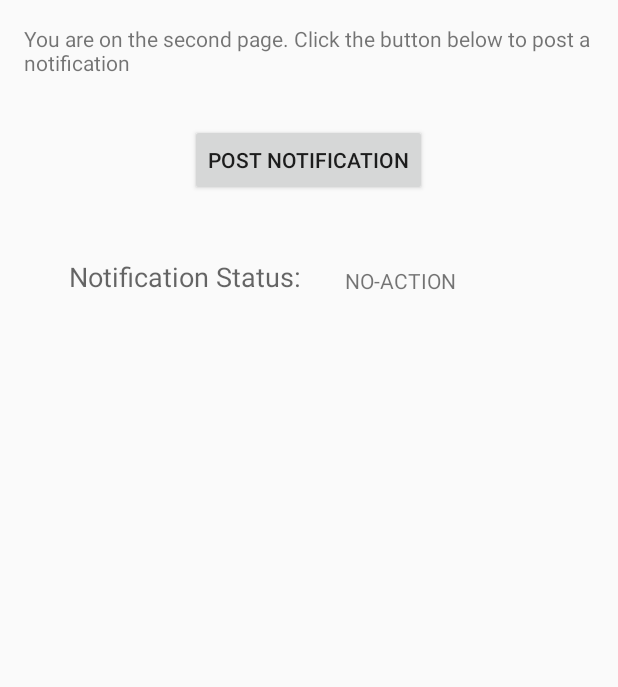
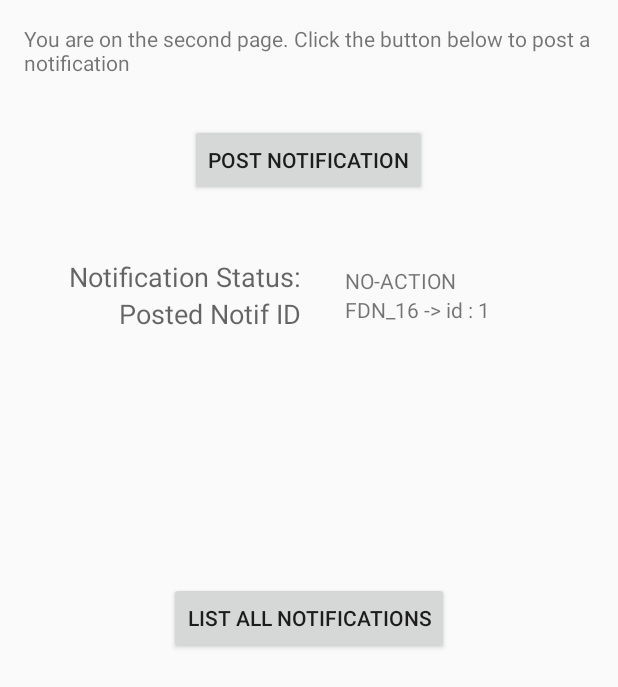
Before and after one commit to suryakiranl/IntentServiceApp, an Android app: the SecondPageActivity screen opened directly, with no data from a screen before it, after a tap on "POST NOTIFICATION", on a phone screen of 412 x 824 dp. Shown: the top 687 px of the screen. Run offline under Robolectric (Android 15) with nearby library versions, the phone set to English and light mode, and no system bars; 1 statement that could not run was skipped.

Commit message:
Updating second page activity to interact with database

```diff
--- a/app/src/main/java/com/surya/intentserviceapp/activity/SecondPageActivity.java
+++ b/app/src/main/java/com/surya/intentserviceapp/activity/SecondPageActivity.java
@@ -11,6 +11,11 @@ import android.view.View;
 import android.widget.TextView;
 
 import com.surya.intentserviceapp.R;
+import com.surya.intentserviceapp.db.dao.DAOFactory;
+import com.surya.intentserviceapp.db.dao.IFdnDAO;
+import com.surya.intentserviceapp.dto.FdnDTO;
+
+import java.util.Random;
 
 
 public class SecondPageActivity extends Activity {
@@ -51,19 +56,39 @@ public class SecondPageActivity extends Activity {
     public void onPostNotificationClick(View view) {
         Log.i(TAG, "Inside onPostNotificationClick method");
 
+        Random r = new Random();
+        FdnDTO fdn = new FdnDTO();
+        int notificationNumber = r.nextInt(20);
+        fdn.setFdnId("FDN_" + notificationNumber);
+        fdn.setContentTitle("Title " + notificationNumber);
+        fdn.setContentText("Text for " + notificationNumber);
+
+        fdn = saveFdn(fdn);
+        postNotificationToTray(fdn);
+
+        TextView tv = (TextView) findViewById(R.id.notifId);
+        tv.setText(fdn.getFdnId() + " -> id : " + fdn.getId());
+
+        Log.i(TAG, "Exiting onPostNotificationClick method");
+    }
+
+    private void postNotificationToTray(FdnDTO fdn) {
+        Log.i(TAG, "Inside postNotificationToTray method");
+
         NotificationCompat.Builder builder = new NotificationCompat.Builder(this)
                 .setSmallIcon(R.drawable.notification_template_icon_bg)
-                .setContentTitle("Blah Blah Title")
-                .setContentText("Blah Blah Blah - This is my text");
+                .setContentTitle(fdn.getContentTitle())
+                .setContentText(fdn.getContentText())
+                .setPriority(fdn.getAndroidPriority());
 
         Intent onClickIntent = new Intent(this, SecondPageActivity.class);
         onClickIntent.setAction(ACTION_CLICK);
-        onClickIntent.putExtra(ACTION_CLICK, "Surya");
+        onClickIntent.putExtra(ACTION_CLICK, fdn.getContentTitle() + " clicked");
         PendingIntent onClickPendingIntent = PendingIntent.getActivity(getApplicationContext(), 12345, onClickIntent, PendingIntent.FLAG_UPDATE_CURRENT);
 
         Intent onClearIntent = new Intent(this, SecondPageActivity.class);
         onClearIntent.setAction(ACTION_DISMISS);
-        onClearIntent.putExtra(ACTION_DISMISS, "Kiran");
+        onClearIntent.putExtra(ACTION_DISMISS, fdn.getContentTitle() + " dismissed");
         PendingIntent onClearPendingIntent = PendingIntent.getActivity(getApplicationContext(), 54321, onClearIntent, PendingIntent.FLAG_UPDATE_CURRENT);
 
         builder.setContentIntent(onClickPendingIntent);
@@ -73,6 +98,24 @@ public class SecondPageActivity extends Activity {
         NotificationManager notifMgr = (NotificationManager) getSystemService(NOTIFICATION_SERVICE);
         notifMgr.notify(notificationId, builder.build());
 
-        Log.i(TAG, "Exiting onPostNotificationClick method");
+        Log.i(TAG, "Exiting postNotificationToTray method");
+    }
+
+    private FdnDTO saveFdn(FdnDTO fdn) {
+        Log.i(TAG, "Inside saveFdn method");
+
+        IFdnDAO fdnDao = DAOFactory.getInstance().getFdnDAO(getApplicationContext());
+        fdn = fdnDao.save(fdn);
+
+        Log.i(TAG, "Exiting saveFdn method");
+        return fdn;
+    }
+
+    public void onListAllNotificationsClick(View view) {
+        Log.i(TAG, "Inside onListAllNotificationsClick method");
+
+
+
+        Log.i(TAG, "Exiting onListAllNotificationsClick method");
     }
 }
--- a/app/src/main/res/layout/activity_second_page.xml
+++ b/app/src/main/res/layout/activity_second_page.xml
@@ -42,4 +42,34 @@
         android:layout_alignBottom="@+id/textView2"
         android:layout_toEndOf="@+id/textView2" />
 
+    <Button
+        style="?android:attr/buttonStyleSmall"
+        android:layout_width="wrap_content"
+        android:layout_height="wrap_content"
+        android:text="List All Notifications"
+        android:id="@+id/showNotificationsBtn"
+        android:layout_centerVertical="true"
+        android:layout_centerHorizontal="true"
+        android:onClick="onListAllNotificationsClick" />
+
+    <TextView
+        android:layout_width="wrap_content"
+        android:layout_height="wrap_content"
+        android:textAppearance="?android:attr/textAppearanceMedium"
+        android:text="Posted Notif ID"
+        android:id="@+id/textView3"
+        android:layout_above="@+id/showNotificationsBtn"
+        android:layout_toStartOf="@+id/statusText"
+        android:layout_below="@+id/textView2" />
+
+    <TextView
+        android:layout_width="wrap_content"
+        android:layout_height="wrap_content"
+        android:textAppearance="?android:attr/textAppearanceSmall"
+        android:text="0"
+        android:id="@+id/notifId"
+        android:layout_alignStart="@+id/statusText"
+        android:layout_above="@+id/showNotificationsBtn"
+        android:layout_alignTop="@+id/textView3" />
+
 </RelativeLayout>
```
